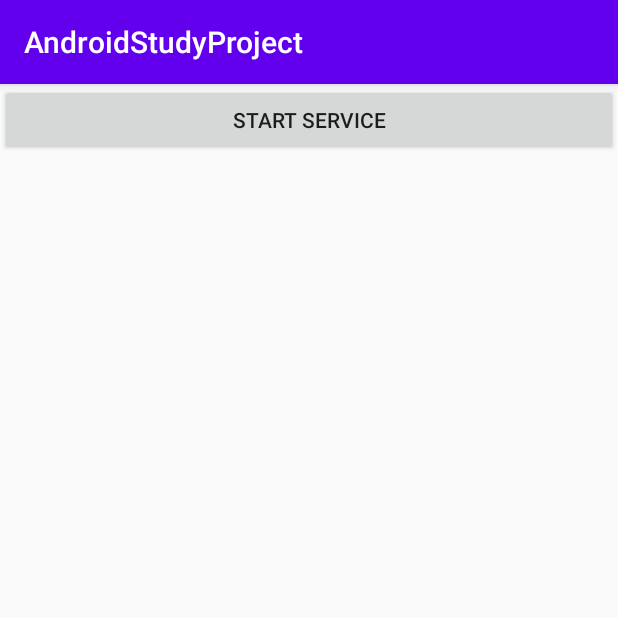
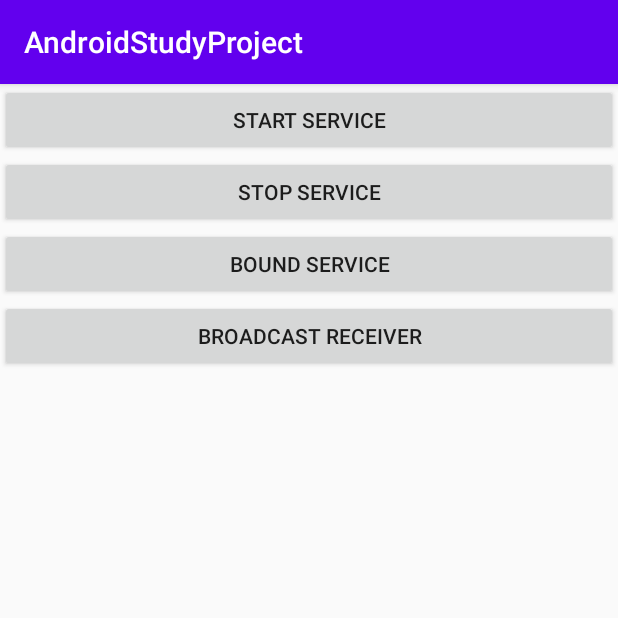
Before and after one commit to vikas1993/AndroidStudyCode, an Android app: the screen it shows after launch (MainActivity), on a phone screen of 412 x 824 dp, the top half of it. Run offline under Robolectric (Android 15) with nearby library versions, the phone set to English and light mode, and no system bars; 1 statement that could not run was skipped.

Commit message:
Chapter 8

```diff
--- a/app/src/main/java/com/nit/androidstudyproject/MainActivity.java
+++ b/app/src/main/java/com/nit/androidstudyproject/MainActivity.java
@@ -2,20 +2,90 @@ package com.nit.androidstudyproject;
 
 import androidx.appcompat.app.AppCompatActivity;
 
+import android.content.BroadcastReceiver;
+import android.content.ComponentName;
+import android.content.Context;
 import android.content.Intent;
+import android.content.IntentFilter;
+import android.content.ServiceConnection;
+import android.net.ConnectivityManager;
 import android.os.Bundle;
+import android.os.IBinder;
 import android.view.View;
+import android.widget.Toast;
 
 public class MainActivity extends AppCompatActivity {
-
+    Intent intent ;
+//for bound service
+LocalService mService;
+    boolean mBound = false;
+    BroadcastReceiver br;
     @Override
     protected void onCreate(Bundle savedInstanceState) {
         super.onCreate(savedInstanceState);
         setContentView(R.layout.activity_main);
+        intent = new Intent(this, HelloService.class);
+    }
+
+    @Override
+    protected void onStart() {
+        super.onStart();
+
+        // Bind to LocalService
+        Intent intent = new Intent(this, LocalService.class);
+        bindService(intent, connection, Context.BIND_AUTO_CREATE);
+         br = new MyBroadcastReceiver();
+
+    }
+
+    @Override
+    protected void onStop() {
+        super.onStop();
+        super.onStop();
+        unbindService(connection);
+        mBound = false;
+        unregisterReceiver(br);
     }
 
     public void startService(View view) {
-        Intent intent = new Intent(this, HelloService.class);
         startService(intent);
     }
+
+    public void stopService(View view) {
+        stopService(intent);
+    }
+
+    /** Defines callbacks for service binding, passed to bindService() */
+    private ServiceConnection connection = new ServiceConnection() {
+
+        @Override
+        public void onServiceConnected(ComponentName className,
+                                       IBinder service) {
+            // We've bound to LocalService, cast the IBinder and get LocalService instance
+            LocalService.LocalBinder binder = (LocalService.LocalBinder) service;
+            mService = binder.getService();
+            mBound = true;
+        }
+
+        @Override
+        public void onServiceDisconnected(ComponentName arg0) {
+            mBound = false;
+        }
+    };
+
+    public void boundService(View view) {
+        if (mBound) {
+            // Call a method from the LocalService.
+            // However, if this call were something that might hang, then this request should
+            // occur in a separate thread to avoid slowing down the activity performance.
+            int num = mService.getRandomNumber();
+            Toast.makeText(this, "From bound service number: " + num, Toast.LENGTH_SHORT).show();
+        }
+    }
+
+    public void reciver(View view) {
+        IntentFilter filter = new IntentFilter(ConnectivityManager.CONNECTIVITY_ACTION);
+        filter.addAction(Intent.ACTION_AIRPLANE_MODE_CHANGED);
+        this.registerReceiver(br, filter);
+    }
 }
--- a/app/src/main/res/layout/activity_main.xml
+++ b/app/src/main/res/layout/activity_main.xml
@@ -11,10 +11,25 @@
         android:layout_width="match_parent"
         android:layout_height="wrap_content"
         android:text="Start Service"
-        android:onClick="startService"
-        app:layout_constraintBottom_toBottomOf="parent"
-        app:layout_constraintLeft_toLeftOf="parent"
-        app:layout_constraintRight_toRightOf="parent"
-        app:layout_constraintTop_toTopOf="parent" />
+        android:onClick="startService" />
+
+
+    <Button
+        android:layout_width="match_parent"
+        android:layout_height="wrap_content"
+        android:text="Stop Service"
+        android:onClick="stopService" />
+
+    <Button
+        android:layout_width="match_parent"
+        android:layout_height="wrap_content"
+        android:text="Bound Service"
+        android:onClick="boundService" />
+
+    <Button
+        android:layout_width="match_parent"
+        android:layout_height="wrap_content"
+        android:text="Broadcast Receiver"
+        android:onClick="reciver" />
 
 </LinearLayout>
```
Also changed, not shown: app/src/main/AndroidManifest.xml (+8 -0 lines), app/src/main/java/com/nit/androidstudyproject/LocalService.java (added, +36 -0 lines), app/src/main/java/com/nit/androidstudyproject/MyBroadcastReceiver.java (added, +20 -0 lines), gradle/wrapper/gradle-wrapper.properties (added), 1 other file.
